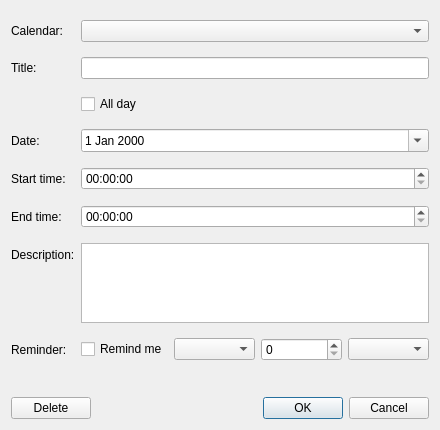
Old version of the form src/calendar/eventdialog.ui in the repository frutality/calendae.
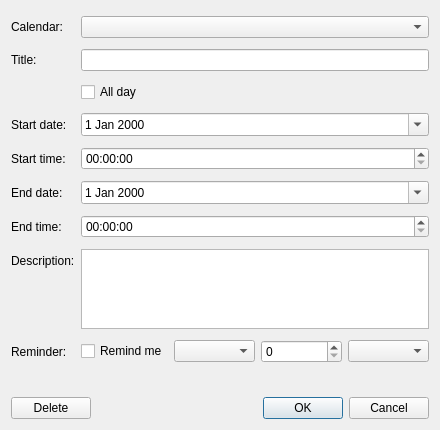
New version of the form.

Commit message: Let the event dialog span more than one day

What changed in the file:
```diff
--- a/src/calendar/eventdialog.ui
+++ b/src/calendar/eventdialog.ui
@@ -46,7 +46,7 @@
      <item row="3" column="0">
       <widget class="QLabel" name="dateLabel">
        <property name="text">
-        <string>Date:</string>
+        <string>Start date:</string>
        </property>
       </widget>
      </item>
@@ -68,23 +68,37 @@
       <widget class="QTimeEdit" name="startTimeEdit"/>
      </item>
      <item row="5" column="0">
+      <widget class="QLabel" name="endDateLabel">
+       <property name="text">
+        <string>End date:</string>
+       </property>
+      </widget>
+     </item>
+     <item row="5" column="1">
+      <widget class="QDateEdit" name="endDateEdit">
+       <property name="calendarPopup">
+        <bool>true</bool>
+       </property>
+      </widget>
+     </item>
+     <item row="6" column="0">
       <widget class="QLabel" name="endTimeLabel">
        <property name="text">
         <string>End time:</string>
        </property>
       </widget>
      </item>
-     <item row="5" column="1">
+     <item row="6" column="1">
       <widget class="QTimeEdit" name="endTimeEdit"/>
      </item>
-     <item row="6" column="0">
+     <item row="7" column="0">
       <widget class="QLabel" name="descriptionLabel">
        <property name="text">
         <string>Description:</string>
        </property>
       </widget>
      </item>
-     <item row="6" column="1">
+     <item row="7" column="1">
       <widget class="QPlainTextEdit" name="descriptionEdit">
        <property name="maximumSize">
         <size>
@@ -94,14 +108,14 @@
        </property>
       </widget>
      </item>
-     <item row="7" column="0">
+     <item row="8" column="0">
       <widget class="QLabel" name="reminderLabel">
        <property name="text">
         <string>Reminder:</string>
        </property>
       </widget>
      </item>
-     <item row="7" column="1">
+     <item row="8" column="1">
       <layout class="QHBoxLayout" name="reminderLayout">
        <item>
         <widget class="QCheckBox" name="reminderCheck">
```
The commit also changes 5 other files.
